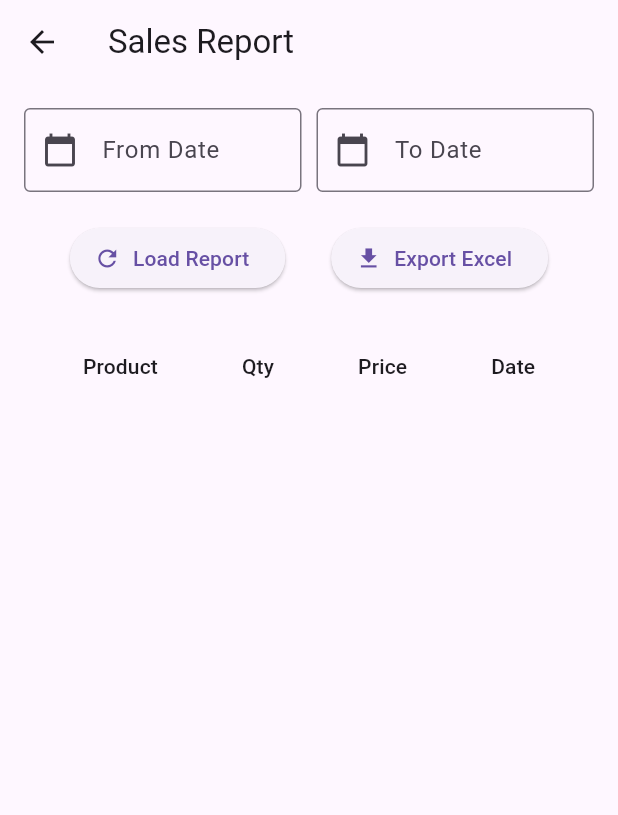
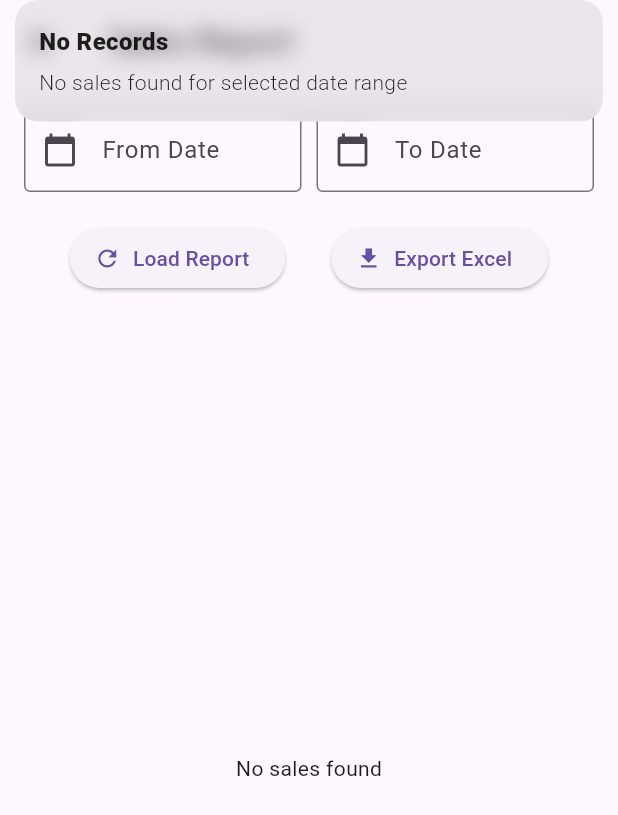
Before and after one commit to dummysign/evcharging, a Flutter app: the SalesReportView screen opened by its route, after a tap on "Load Report", on a phone screen of 412 x 824 dp. Shown: the top 815 px of the screen. Run offline on Flutter 3.47's test engine with Material 3 defaults, Android fonts, the phone set to English and light mode, and no system bars; our stand-ins replace camera, cloud_firestore, connectivity_plus, device_info_plus, firebase_core, geolocator and 10 more; missing offline and left inert: docx_template, excel, image_gallery_saver_plus, mobile_scanner, prefs, translator; accounts and stored records are empty; network calls fail; statements that could not run were skipped.

```diff
--- a/lib/app/module/report/controller/sales_report_controller.dart
+++ b/lib/app/module/report/controller/sales_report_controller.dart
@@ -1,3 +1,7 @@
+import 'dart:convert';
+
+import 'package:cloud_firestore/cloud_firestore.dart';
+import 'package:connectivity_plus/connectivity_plus.dart';
 import 'package:flutter/material.dart';
 import 'package:get/get.dart';
 import 'package:intl/intl.dart';
@@ -11,6 +15,17 @@ class SalesReportController extends GetxController {
 
   DateTime? startDate;
   DateTime? endDate;
+
+  @override
+  void onInit() {
+    super.onInit();
+    startDate = DateTime.now();
+    endDate = DateTime.now();
+    Future.delayed(Duration.zero, () {
+      loadSalesReport();
+    });
+    //loadSalesReport();
+  }
 
   Future<void> pickStartDate(BuildContext context) async {
     final picked = await showDatePicker(
@@ -39,12 +54,200 @@ class SalesReportController extends GetxController {
   }
 
   Future<void> loadSalesReport() async {
+
+
     if (startDate == null || endDate == null) return;
-    salesData.assignAll(await DBHelper.getSalesByDateRange(startDate!, endDate!));
+
+    final Map<String, Map<String, dynamic>> groupedSales = {};
+
+
+    // ✅ Step 1: Check Internet Connection
+    //final connectivityResult = await Connectivity().checkConnectivity();
+   // final isOnline = connectivityResult != ConnectivityResult.none;
+
+    List<Map<String, dynamic>> rawSales = [];
+    final isOnline = true;
+    if (isOnline) {
+      print("🌐 Fetching sales data from Firebase...");
+
+      final firestore = FirebaseFirestore.instance;
+      final userRef = firestore.collection('users').doc('123');
+
+      // ✅ Format the date exactly as saved in Firestore (yyyy-MM-dd)
+      final startStr = DateFormat('yyyy-MM-dd').format(startDate!);
+      final endStr = DateFormat('yyyy-MM-dd').format(endDate!);
+
+      // ✅ Fetch data from subcollection `users/123/sales`
+      final querySnapshot = await userRef
+          .collection('sales')
+          .where('date', isGreaterThanOrEqualTo: startStr)
+          .where('date', isLessThanOrEqualTo: endStr)
+          .get();
+
+      rawSales = querySnapshot.docs.map((doc) {
+        final data = doc.data();
+        return {
+          'saleId': doc.id,
+          'customerName': data['customerName'] ?? '',
+          'paymentMode': data['paymentMode'] ?? '',
+          'totalAmount': (data['totalAmount'] is num)
+              ? data['totalAmount']
+              : double.tryParse(data['totalAmount']?.toString() ?? '0') ?? 0.0,
+          'date': data['date'] ?? '',
+          'items': jsonEncode(data['items'] ?? []), // keep same JSON format as local DB
+        };
+      }).toList();
+
+      print("✅ Loaded ${rawSales.length} sales from Firebase");
+    } else {
+      print("📴 Offline — fetching data from local database...");
+      rawSales = await DBHelper.getSalesByDateRange(startDate!, endDate!);
+      print("✅ Loaded ${rawSales.length} sales from local DB");
+    }
+
+    //final rawSales = await DBHelper.getSalesByDateRange(startDate!, endDate!);
+
+    // Group sales by saleId (assuming each sale/bill has same saleId)
+
+
+    /*for (var row in rawSales) {
+      final saleId = row['saleId']?.toString() ?? 'unknown';
+      final customerName = row['customerName']?.toString() ?? 'N/A';
+      final paymentMode = row['paymentMode']?.toString() ?? 'Cash';
+      final date = row['date']?.toString() ?? DateTime.now().toIso8601String();
+
+      // ✅ Convert numeric values safely
+      final totalAmount =
+      (row['totalAmount'] is num) ? row['totalAmount'] as num :
+      double.tryParse(row['totalAmount']?.toString() ?? '0') ?? 0.0;
+
+      final item = {
+        'productName': row['productName']?.toString(),
+        'qty': (row['quantitySold'] is num)
+            ? row['quantitySold']
+            : double.tryParse(row['quantitySold']?.toString() ?? '0') ?? 0.0,
+        'unit': row['unit']?.toString(),
+        'price': (row['totalPrice'] is num)
+            ? row['totalPrice']
+            : double.tryParse(row['totalPrice']?.toString() ?? '0') ?? 0.0,
+      };
+
+      if (groupedSales.containsKey(saleId)) {
+        // ✅ Ensure consistent numeric type before addition
+        final existingAmount =
+        (groupedSales[saleId]!['totalAmount'] is num)
+            ? groupedSales[saleId]!['totalAmount']
+            : double.tryParse(groupedSales[saleId]!['totalAmount'].toString()) ?? 0.0;
+
+        groupedSales[saleId]!['totalAmount'] = existingAmount + totalAmount;
+        groupedSales[saleId]!['items'].add(item);
+      } else {
+        groupedSales[saleId] = {
+          'customerName': customerName,
+          'paymentMode': paymentMode,
+          'date': date,
+          'totalAmount': totalAmount,
+          'items': [item],
+        };
+      }
+    }*/
+
+
+    for (var row in rawSales) {
+      final saleId = row['saleId']?.toString() ?? 'unknown';
+      final customerName = row['customerName']?.toString() ?? 'N/A';
+      final paymentMode = row['paymentMode']?.toString() ?? 'Cash';
+      final date = row['date']?.toString() ?? DateTime.now().toIso8601String();
+
+      // ✅ Safely parse numeric total amount
+      final totalAmount =
+      (row['totalAmount'] is num)
+          ? row['totalAmount']
+          : double.tryParse(row['totalAmount']?.toString() ?? '0') ?? 0.0;
+
+      // ✅ Decode items JSON string from database
+      List<dynamic> decodedItems = [];
+      try {
+        decodedItems = jsonDecode(row['items'] ?? '[]');
+      } catch (e) {
+        print('❌ JSON Decode Error: $e');
+      }
+
+      // ✅ Add or merge sale
+      if (groupedSales.containsKey(saleId)) {
+        final existingAmount =
+        (groupedSales[saleId]!['totalAmount'] is num)
+            ? groupedSales[saleId]!['totalAmount']
+            : double.tryParse(groupedSales[saleId]!['totalAmount'].toString()) ?? 0.0;
+
+        groupedSales[saleId]!['totalAmount'] = existingAmount + totalAmount;
+        groupedSales[saleId]!['items'].addAll(decodedItems);
+      } else {
+        groupedSales[saleId] = {
+          'customerName': customerName,
+          'paymentMode': paymentMode,
+          'date': date,
+          'totalAmount': totalAmount,
+          'items': decodedItems,
+        };
+      }
+    }
+
+    // Convert to list for your view
+    salesData.assignAll(groupedSales.values.toList());
+
+    if (salesData.isEmpty) {
+      Get.snackbar("No Records", "No sales found for selected date range");
+    }
   }
+
+
+
 
   Future<void> exportToExcel() async {
     // implement Excel export using openpyxl or excel package
     Get.snackbar("Export", "Excel export coming soon!");
   }
+
+  void showSaleDetailsDialog(BuildContext context, Map<String, dynamic> sale) {
+    final items = sale['items'] as List<dynamic>;
+
+    showDialog(
+      context: context,
+      builder: (_) => AlertDialog(
+        title: Text("Sale Details - ${sale['customerName']}"),
+        content: SizedBox(
+          width: double.maxFinite,
+          child: Column(
+            mainAxisSize: MainAxisSize.min,
+            children: [
+              Text("Payment: ${sale['paymentMode']}"),
+              Text("Total: ₹${sale['totalAmount']}"),
+              const Divider(),
+              Expanded(
+                child: ListView.builder(
+                  shrinkWrap: true,
+                  itemCount: items.length,
+                  itemBuilder: (_, index) {
+                    final item = items[index];
+                    return ListTile(
+                      title: Text(item['productName']),
+                      subtitle: Text("${item['qty']} ${item['unit']}"),
+                      trailing: Text("₹${item['price']}"),
+                    );
+                  },
+                ),
+              ),
+            ],
+          ),
+        ),
+        actions: [
+          TextButton(
+            onPressed: () => Navigator.pop(context),
+            child: const Text("Close"),
+          )
+        ],
+      ),
+    );
+  }
 }
--- a/lib/app/module/report/view/sales_report_view.dart
+++ b/lib/app/module/report/view/sales_report_view.dart
@@ -1,7 +1,6 @@
 import 'package:flutter/material.dart';
 import 'package:get/get.dart';
 import 'package:intl/intl.dart';
-
 import '../controller/sales_report_controller.dart';
 
 class SalesReportView extends GetView<SalesReportController> {
@@ -10,9 +9,9 @@ class SalesReportView extends GetView<SalesReportController> {
   @override
   Widget build(BuildContext context) {
     return Scaffold(
-      appBar: AppBar(title: Text("Sales Report")),
+      appBar: AppBar(title: const Text("Sales Report")),
       body: Padding(
-        padding: EdgeInsets.all(16),
+        padding: const EdgeInsets.all(16),
         child: Column(
           children: [
             // 🔹 Date Filters
@@ -24,7 +23,7 @@ class SalesReportView extends GetView<SalesReportController> {
                     child: AbsorbPointer(
                       child: TextField(
                         controller: controller.startDateController,
-                        decoration: InputDecoration(
+                        decoration: const InputDecoration(
                           labelText: "From Date",
                           prefixIcon: Icon(Icons.calendar_today),
                           border: OutlineInputBorder(),
@@ -33,14 +32,14 @@ class SalesReportView extends GetView<SalesReportController> {
                     ),
                   ),
                 ),
-                SizedBox(width: 10),
+                const SizedBox(width: 10),
                 Expanded(
                   child: GestureDetector(
                     onTap: () => controller.pickEndDate(context),
                     child: AbsorbPointer(
                       child: TextField(
                         controller: controller.endDateController,
-                        decoration: InputDecoration(
+                        decoration: const InputDecoration(
                           labelText: "To Date",
                           prefixIcon: Icon(Icons.calendar_today),
                           border: OutlineInputBorder(),
@@ -51,7 +50,8 @@ class SalesReportView extends GetView<SalesReportController> {
                 ),
               ],
             ),
-            SizedBox(height: 20),
+
+            const SizedBox(height: 20),
 
             // 🔹 Action Row
             Row(
@@ -59,41 +59,96 @@ class SalesReportView extends GetView<SalesReportController> {
               children: [
                 ElevatedButton.icon(
                   onPressed: controller.loadSalesReport,
-                  icon: Icon(Icons.refresh),
-                  label: Text("Load Report"),
+                  icon: const Icon(Icons.refresh),
+                  label: const Text("Load Report"),
                 ),
                 ElevatedButton.icon(
                   onPressed: controller.exportToExcel,
-                  icon: Icon(Icons.download),
-                  label: Text("Export Excel"),
+                  icon: const Icon(Icons.download),
+                  label: const Text("Export Excel"),
                 ),
               ],
             ),
 
-            SizedBox(height: 20),
+            const SizedBox(height: 20),
 
-            // 🔹 Sales Data
+            // 🔹 Sales Data Table
             Expanded(
               child: Obx(() {
                 final sales = controller.salesData;
-                return DataTable(
-                  columns: const [
-                    DataColumn(label: Text("Product")),
-                    DataColumn(label: Text("Qty")),
-                    DataColumn(label: Text("Price")),
-                    DataColumn(label: Text("Date")),
-                  ],
-                  rows: sales.map((e) {
-                    return DataRow(cells: [
-                      DataCell(Text(e['englishName'].toString())),
-                      DataCell(Text(e['quantitySold'].toString())),
-                      DataCell(Text(e['totalPrice'].toStringAsFixed(2))),
-                      DataCell(Text(e['date'].toString().substring(0, 10))),
-                    ]);
-                  }).toList(),
+                if (sales.isEmpty) {
+                  return const Center(child: Text("No sales found"));
+                }
+
+
+
+                return LayoutBuilder(
+                  builder: (context, constraints) {
+                    final isSmallScreen = constraints.maxWidth < 600;
+
+                    return SingleChildScrollView(
+                      scrollDirection: Axis.vertical,
+                      child: SingleChildScrollView(
+                        scrollDirection: Axis.horizontal,
+                        child: ConstrainedBox(
+                          constraints: BoxConstraints(
+                            minWidth: isSmallScreen ? constraints.maxWidth : 600,
+                          ),
+                          child: DataTable(
+                            columnSpacing: isSmallScreen ? 10 : 20,
+                            headingRowColor:
+                            WidgetStateProperty.all(Colors.blueGrey.shade50),
+                            border: TableBorder.all(
+                              color: Colors.grey.shade300,
+                              width: 1,
+                            ),
+                            columns: const [
+                              DataColumn(label: Text("Customer", style: TextStyle(fontWeight: FontWeight.bold))),
+                              DataColumn(label: Text("Total ₹", style: TextStyle(fontWeight: FontWeight.bold))),
+                              DataColumn(label: Text("Mode", style: TextStyle(fontWeight: FontWeight.bold))),
+                              DataColumn(label: Text("Date", style: TextStyle(fontWeight: FontWeight.bold))),
+                            ],
+
+                            rows: sales.map((sale) {
+                              String dateText = sale['date'].toString();
+                              try {
+                                dateText = DateFormat('dd MMM yyyy, hh:mm a')
+                                    .format(DateTime.parse(sale['date']));
+                              } catch (_) {}
+                              // ✅ Parse totalAmount safely
+                              final totalAmountValue = sale['totalAmount'];
+                              final totalAmount = (totalAmountValue is num)
+                                  ? totalAmountValue
+                                  : double.tryParse(totalAmountValue?.toString() ?? "0") ?? 0.0;
+                              return DataRow(
+                                cells: [
+                                  DataCell(
+                                    SizedBox(
+                                      width: isSmallScreen ? 100 : 150,
+                                      child: Text(
+                                        sale['customerName'].toString(),
+                                        overflow: TextOverflow.ellipsis,
+                                      ),
+                                    ),
+                                  ),
+                                  DataCell(Text("₹${totalAmount.toStringAsFixed(2)}")),
+                                  DataCell(Text(sale['paymentMode'].toString())),
+                                  DataCell(Text(dateText)),
+                                ],
+                                onSelectChanged: (_) {
+                                  controller.showSaleDetailsDialog(context, sale);
+                                },
+                              );
+                            }).toList(),
+                          ),
+                        ),
+                      ),
+                    );
+                  },
                 );
               }),
             ),
+
           ],
         ),
       ),
--- a/lib/app/module/salepos/view/salepos_view.dart
+++ b/lib/app/module/salepos/view/salepos_view.dart
@@ -272,7 +272,7 @@ class ShopkeeperScreen extends GetView<ShopController> {
                                       ElevatedButton.icon(
                                         onPressed: () {
 
-                                          controller.completeSale();
+                                          controller.completeSale(customerName:"Aditya",paymentMode:"Cash");
                                           Get.snackbar(
                                             "Payment / भुगतान",
                                             "Processing payment of ₹${controller.total.toStringAsFixed(2)}",
--- a/pubspec.yaml
+++ b/pubspec.yaml
@@ -62,6 +62,7 @@ dependencies:
   firebase_core: ^4.2.1
   firebase_auth: ^6.1.2
   cloud_firestore: ^6.1.0
+  connectivity_plus: ^7.0.0
 
 
 
```
Also changed, not shown: lib/app/module/addproduct/controller/addproduct_controller.dart (+16 -0 lines), lib/app/module/salepos/controller/salepos_controller.dart (+72 -1 lines), lib/common/api/data/db_helper.dart (+163 -5 lines), pubspec.lock.
